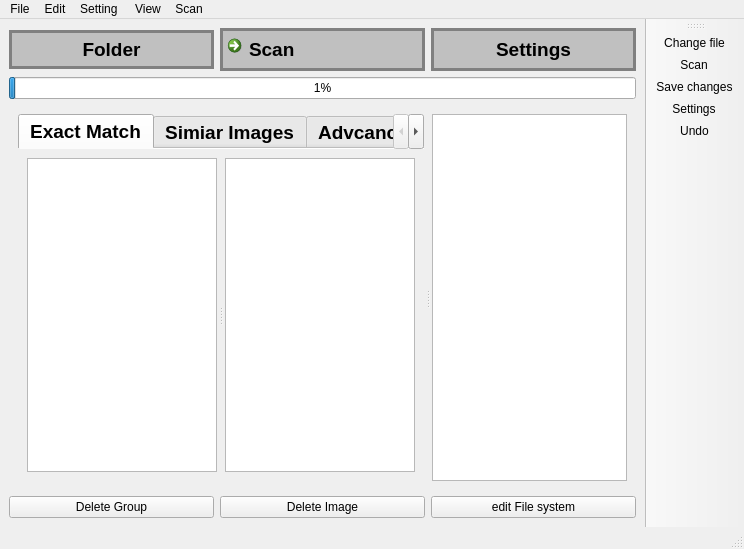
Effi-S/Image-Organizer, file mainwindow.ui: the form before one commit.
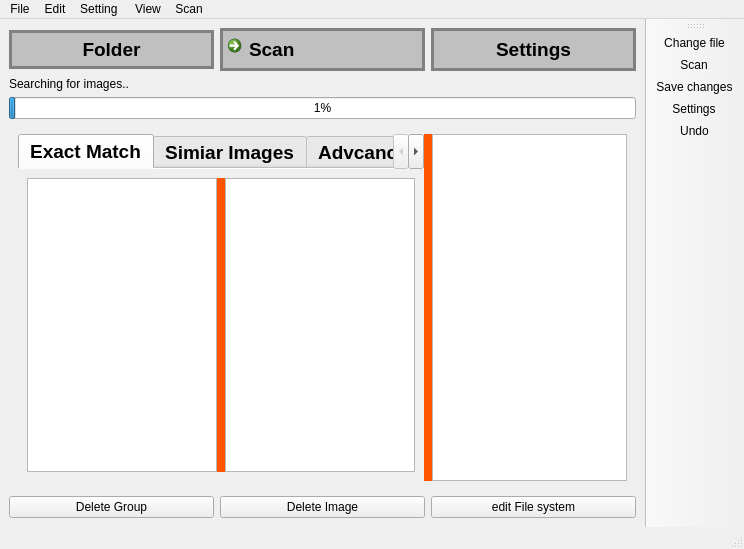
The form after the commit. The open tabs and pages were chosen to show the change. Icons and pictures are not drawn. Custom widgets are drawn as their Qt base class.

Commit message: splitters orange

Patch:
```diff
--- a/mainwindow.ui
+++ b/mainwindow.ui
@@ -92,10 +92,17 @@
       </property>
      </widget>
     </item>
-    <item row="4" column="0">
-     <widget class="QPushButton" name="deleteGroupButton">
+    <item row="5" column="2">
+     <widget class="QPushButton" name="editFsButton">
       <property name="text">
-       <string>Delete Group</string>
+       <string>edit File system</string>
+      </property>
+     </widget>
+    </item>
+    <item row="5" column="1">
+     <widget class="QPushButton" name="pushButton">
+      <property name="text">
+       <string>Delete Image</string>
       </property>
      </widget>
     </item>
@@ -210,6 +217,25 @@
      </widget>
     </item>
     <item row="3" column="0" colspan="3">
+     <widget class="QProgressBar" name="progressBar">
+      <property name="sizePolicy">
+       <sizepolicy hsizetype="Expanding" vsizetype="Fixed">
+        <horstretch>0</horstretch>
+        <verstretch>0</verstretch>
+       </sizepolicy>
+      </property>
+      <property name="value">
+       <number>1</number>
+      </property>
+      <property name="orientation">
+       <enum>Qt::Horizontal</enum>
+      </property>
+      <property name="invertedAppearance">
+       <bool>false</bool>
+      </property>
+     </widget>
+    </item>
+    <item row="4" column="0" colspan="3">
      <widget class="QWidget" name="body_widget" native="true">
       <property name="sizePolicy">
        <sizepolicy hsizetype="Expanding" vsizetype="Expanding">
@@ -220,6 +246,14 @@
       <layout class="QHBoxLayout" name="horizontalLayout_3">
        <item>
         <widget class="QSplitter" name="splitter">
+         <property name="styleSheet">
+          <string notr="true">QSplitter::handle{
+    background-color: rgb(255, 85, 0);
+	width: 2px;
+    border: 0px solid green;
+}
+</string>
+         </property>
          <property name="midLineWidth">
           <number>1</number>
          </property>
@@ -260,7 +294,7 @@
            <enum>QTabWidget::Rounded</enum>
           </property>
           <property name="currentIndex">
-           <number>1</number>
+           <number>0</number>
           </property>
           <property name="iconSize">
            <size>
@@ -359,36 +393,17 @@
       </layout>
      </widget>
     </item>
-    <item row="2" column="0" colspan="3">
-     <widget class="QProgressBar" name="progressBar">
-      <property name="sizePolicy">
-       <sizepolicy hsizetype="Expanding" vsizetype="Fixed">
-        <horstretch>0</horstretch>
-        <verstretch>0</verstretch>
-       </sizepolicy>
-      </property>
-      <property name="value">
-       <number>1</number>
-      </property>
-      <property name="orientation">
-       <enum>Qt::Horizontal</enum>
-      </property>
-      <property name="invertedAppearance">
-       <bool>false</bool>
-      </property>
-     </widget>
-    </item>
-    <item row="4" column="2">
-     <widget class="QPushButton" name="editFsButton">
+    <item row="5" column="0">
+     <widget class="QPushButton" name="deleteGroupButton">
       <property name="text">
-       <string>edit File system</string>
+       <string>Delete Group</string>
       </property>
      </widget>
     </item>
-    <item row="4" column="1">
-     <widget class="QPushButton" name="pushButton">
+    <item row="2" column="0">
+     <widget class="QLabel" name="searchingLabel">
       <property name="text">
-       <string>Delete Image</string>
+       <string>Searching for images..</string>
       </property>
      </widget>
     </item>
```
The commit also changes 1 other file.
